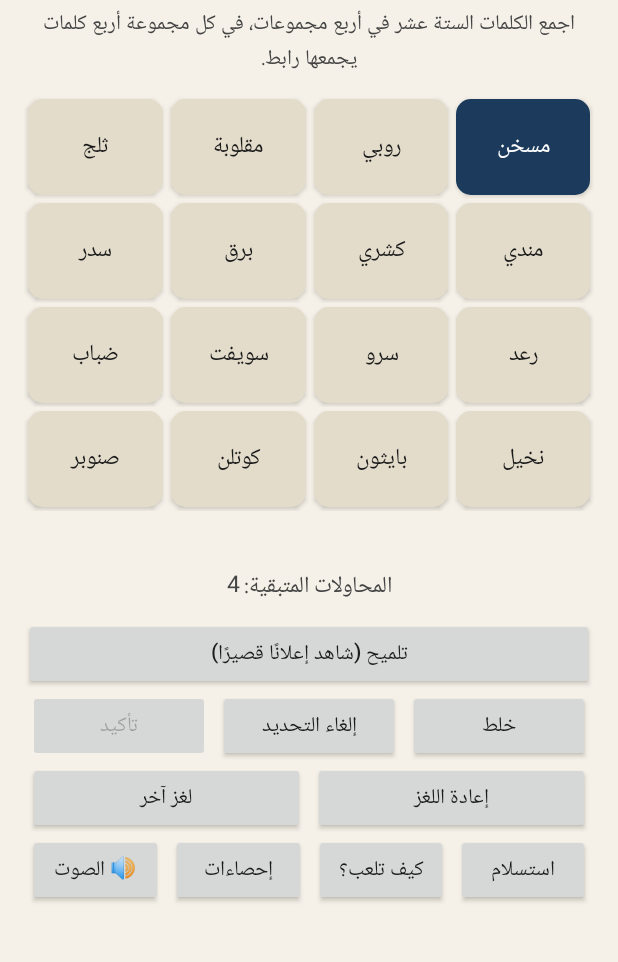
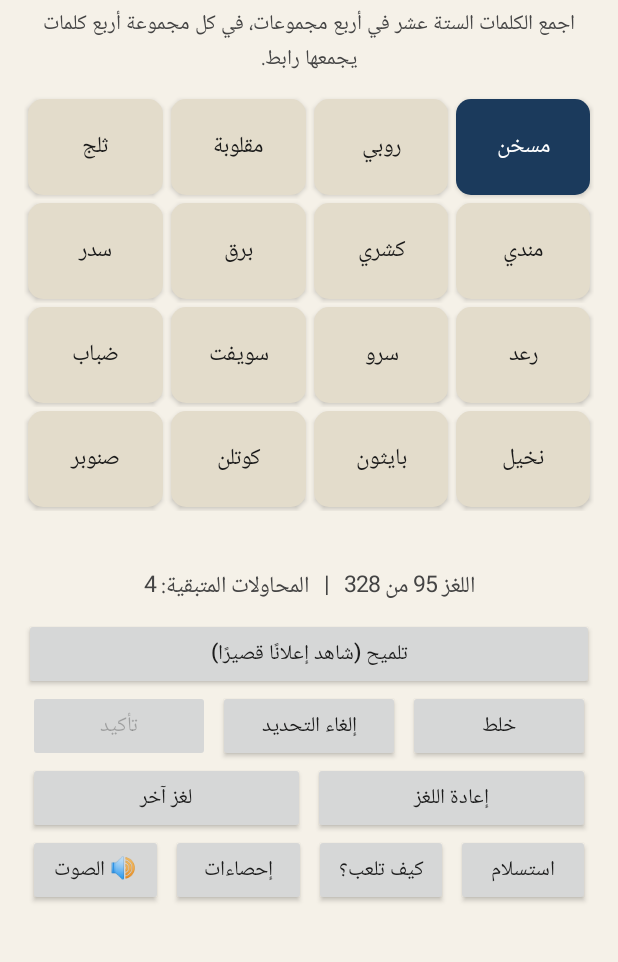
Before and after one commit to belalmomani/khuyut-signing, an Android app: the screen it shows after launch (MainActivity), after a tap on "مسخن", on a phone screen of 412 x 824 dp, the part 175-1137 px from its top. Run offline under Robolectric (Android 15) with nearby library versions, the light colour scheme and no system bars; libraries missing offline, so code that uses them is left out: com.startapp.sdk; 6 statements that could not run were skipped.

Commit message:
khuyut-signing v1.14

```diff
--- a/app/src/main/java/com/khuyutalarab/game/MainActivity.kt
+++ b/app/src/main/java/com/khuyutalarab/game/MainActivity.kt
@@ -387,7 +387,7 @@ class MainActivity : AppCompatActivity() {
         }
 
         val left = (maxMistakes - mistakes).coerceAtLeast(0)
-        infoText.text = "المحاولات المتبقية: $left" + if (practice) "   |   وضع التدريب" else ""
+        infoText.text = "اللغز ${puzzleIndex + 1} من ${Puzzles.all.size}   |   المحاولات المتبقية: $left" + if (practice) "   |   وضع التدريب" else ""
 
         submitBtn.isEnabled = !finished && selected.size == 4
         shuffleBtn.isEnabled = !finished
@@ -485,6 +485,7 @@ class MainActivity : AppCompatActivity() {
         if (finished) return
         if (word in selected) selected.remove(word)
         else if (selected.size < 4) selected.add(word)
+        sfx.tick()
         render()
     }
 
--- a/app/src/main/java/com/khuyutalarab/game/SoundFx.kt
+++ b/app/src/main/java/com/khuyutalarab/game/SoundFx.kt
@@ -24,6 +24,7 @@ class SoundFx {
         }
     }
 
+    fun tick() = play(ToneGenerator.TONE_PROP_BEEP, 40)
     fun correct() = play(ToneGenerator.TONE_PROP_ACK, 150)
     fun wrong() = play(ToneGenerator.TONE_PROP_NACK, 200)
     fun win() = play(ToneGenerator.TONE_CDMA_CONFIRM, 600)
```
Also changed, not shown: 1 other file.
